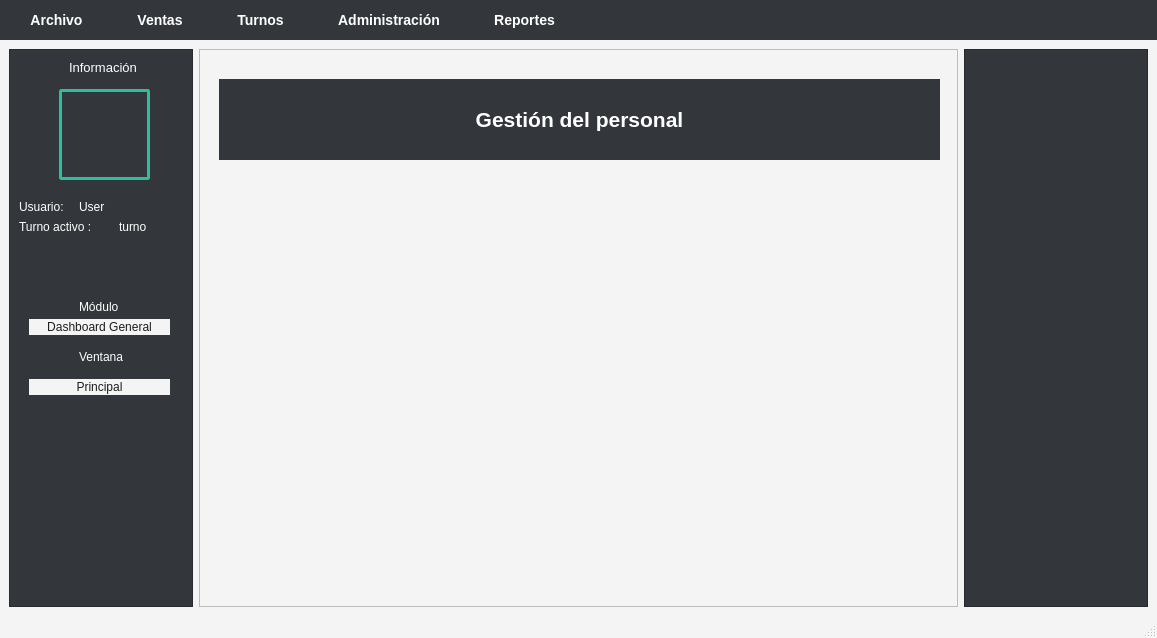
The window that gui/main.ui (JhoelFernandoIM/GRIFO_TUSINO) describes before a commit, drawn with Qt 5.
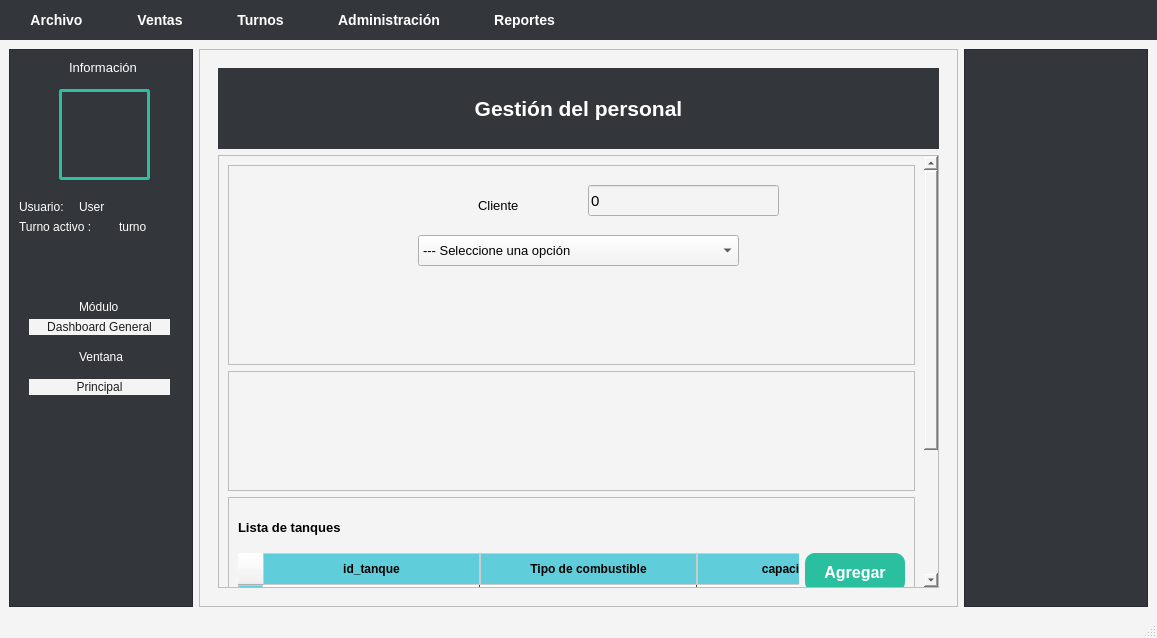
The same window after the commit. The open tabs and pages were chosen to show the change. Icons and pictures are not drawn.

Commit message: agregando modulo infraestructura2

Diff of the .ui file:
```diff
--- a/gui/main.ui
+++ b/gui/main.ui
@@ -1843,44 +1843,411 @@
           </layout>
          </widget>
          <widget class="QWidget" name="personal_widget">
-          <widget class="QLabel" name="label_16">
-           <property name="geometry">
-            <rect>
-             <x>10</x>
-             <y>20</y>
-             <width>721</width>
-             <height>81</height>
-            </rect>
-           </property>
-           <property name="minimumSize">
-            <size>
-             <width>0</width>
-             <height>81</height>
-            </size>
-           </property>
-           <property name="maximumSize">
-            <size>
-             <width>16777215</width>
-             <height>100</height>
-            </size>
-           </property>
-           <property name="font">
-            <font>
-             <pointsize>16</pointsize>
-             <bold>true</bold>
-            </font>
-           </property>
-           <property name="styleSheet">
-            <string notr="true">color: rgb(255, 255, 255);
+          <layout class="QVBoxLayout" name="verticalLayout_5">
+           <item>
+            <widget class="QLabel" name="label_16">
+             <property name="minimumSize">
+              <size>
+               <width>0</width>
+               <height>81</height>
+              </size>
+             </property>
+             <property name="maximumSize">
+              <size>
+               <width>16777215</width>
+               <height>100</height>
+              </size>
+             </property>
+             <property name="font">
+              <font>
+               <pointsize>16</pointsize>
+               <bold>true</bold>
+              </font>
+             </property>
+             <property name="styleSheet">
+              <string notr="true">color: rgb(255, 255, 255);
 background-color: rgb(51, 55, 59);</string>
-           </property>
-           <property name="text">
-            <string>Gestión del personal</string>
-           </property>
-           <property name="alignment">
-            <set>Qt::AlignmentFlag::AlignCenter</set>
-           </property>
-          </widget>
+             </property>
+             <property name="text">
+              <string>Gestión del personal</string>
+             </property>
+             <property name="alignment">
+              <set>Qt::AlignmentFlag::AlignCenter</set>
+             </property>
+            </widget>
+           </item>
+           <item>
+            <widget class="QScrollArea" name="scrollArea_2">
+             <property name="widgetResizable">
+              <bool>true</bool>
+             </property>
+             <widget class="QWidget" name="scrollAreaWidgetContents_2">
+              <property name="geometry">
+               <rect>
+                <x>0</x>
+                <y>0</y>
+                <width>707</width>
+                <height>620</height>
+               </rect>
+              </property>
+              <layout class="QVBoxLayout" name="verticalLayout_6">
+               <item>
+                <widget class="QFrame" name="frame_6">
+                 <property name="minimumSize">
+                  <size>
+                   <width>0</width>
+                   <height>200</height>
+                  </size>
+                 </property>
+                 <property name="frameShape">
+                  <enum>QFrame::Shape::StyledPanel</enum>
+                 </property>
+                 <property name="frameShadow">
+                  <enum>QFrame::Shadow::Raised</enum>
+                 </property>
+                 <widget class="QLabel" name="label_17">
+                  <property name="geometry">
+                   <rect>
+                    <x>250</x>
+                    <y>30</y>
+                    <width>51</width>
+                    <height>21</height>
+                   </rect>
+                  </property>
+                  <property name="font">
+                   <font>
+                    <family>Segoe UI</family>
+                    <pointsize>10</pointsize>
+                    <bold>false</bold>
+                   </font>
+                  </property>
+                  <property name="text">
+                   <string>Cliente</string>
+                  </property>
+                 </widget>
+                 <widget class="QComboBox" name="cmbCliente">
+                  <property name="geometry">
+                   <rect>
+                    <x>190</x>
+                    <y>70</y>
+                    <width>321</width>
+                    <height>31</height>
+                   </rect>
+                  </property>
+                  <property name="font">
+                   <font>
+                    <pointsize>10</pointsize>
+                   </font>
+                  </property>
+                  <property name="maxVisibleItems">
+                   <number>6</number>
+                  </property>
+                  <item>
+                   <property name="text">
+                    <string>--- Seleccione una opción</string>
+                   </property>
+                  </item>
+                  <item>
+                   <property name="text">
+                    <string>Cliente 1</string>
+                   </property>
+                  </item>
+                  <item>
+                   <property name="text">
+                    <string>Cliente 2</string>
+                   </property>
+                  </item>
+                  <item>
+                   <property name="text">
+                    <string>Cliente 3</string>
+                   </property>
+                  </item>
+                  <item>
+                   <property name="text">
+                    <string>Cliente 4</string>
+                   </property>
+                  </item>
+                  <item>
+                   <property name="text">
+                    <string>Cliente 4</string>
+                   </property>
+                  </item>
+                 </widget>
+                 <widget class="QLineEdit" name="txtLitros">
+                  <property name="geometry">
+                   <rect>
+                    <x>360</x>
+                    <y>20</y>
+                    <width>191</width>
+                    <height>31</height>
+                   </rect>
+                  </property>
+                  <property name="font">
+                   <font>
+                    <pointsize>11</pointsize>
+                   </font>
+                  </property>
+                  <property name="text">
+                   <string>0</string>
+                  </property>
+                 </widget>
+                </widget>
+               </item>
+               <item>
+                <widget class="QFrame" name="frame_8">
+                 <property name="minimumSize">
+                  <size>
+                   <width>0</width>
+                   <height>120</height>
+                  </size>
+                 </property>
+                 <property name="frameShape">
+                  <enum>QFrame::Shape::StyledPanel</enum>
+                 </property>
+                 <property name="frameShadow">
+                  <enum>QFrame::Shadow::Raised</enum>
+                 </property>
+                </widget>
+               </item>
+               <item>
+                <widget class="QFrame" name="frameTanque_2">
+                 <property name="minimumSize">
+                  <size>
+                   <width>0</width>
+                   <height>270</height>
+                  </size>
+                 </property>
+                 <property name="styleSheet">
+                  <string notr="true">QFrame#frameTanque {
+    border: 2px solid black;   /* borde verde */
+    border-radius: 10px;         /* esquinas redondeadas */
+	background-color: rgb(110, 220, 163);
+}
+
+</string>
+                 </property>
+                 <property name="frameShape">
+                  <enum>QFrame::Shape::StyledPanel</enum>
+                 </property>
+                 <property name="frameShadow">
+                  <enum>QFrame::Shadow::Raised</enum>
+                 </property>
+                 <layout class="QGridLayout" name="gridLayout_5">
+                  <item row="1" column="0" rowspan="4">
+                   <widget class="QTableWidget" name="tblTanque_2">
+                    <property name="maximumSize">
+                     <size>
+                      <width>900</width>
+                      <height>16777215</height>
+                     </size>
+                    </property>
+                    <property name="styleSheet">
+                     <string notr="true">QTableWidget::item:selected {
+    background-color: rgb(51, 55, 59);  /* el mismo turquesa que en el header */
+    color: white;                         /* texto blanco para contraste */
+}
+QHeaderView::section {
+    background-color: rgb(96, 206, 218); /* fondo turquesa */
+                      /* texto oscuro para buen contraste */
+    font-weight: bold;
+    padding: 6px;
+    border: 1px solid #CCCCCC;
+}
+
+QTableWidget {
+    gridline-color: #444;
+    background-color: #FFFFFF;  /* fondo de la tabla (oscuro) */
+    color: #33373B;             /* texto claro */
+	border-radius: 8px;
+}</string>
+                    </property>
+                    <property name="rowCount">
+                     <number>5</number>
+                    </property>
+                    <attribute name="horizontalHeaderCascadingSectionResizes">
+                     <bool>false</bool>
+                    </attribute>
+                    <attribute name="horizontalHeaderDefaultSectionSize">
+                     <number>217</number>
+                    </attribute>
+                    <row/>
+                    <row/>
+                    <row/>
+                    <row/>
+                    <row/>
+                    <column>
+                     <property name="text">
+                      <string>id_tanque</string>
+                     </property>
+                    </column>
+                    <column>
+                     <property name="text">
+                      <string>Tipo de combustible</string>
+                     </property>
+                    </column>
+                    <column>
+                     <property name="text">
+                      <string>capacidad total</string>
+                     </property>
+                    </column>
+                    <column>
+                     <property name="text">
+                      <string>unidad</string>
+                     </property>
+                    </column>
+                   </widget>
+                  </item>
+                  <item row="1" column="1">
+                   <widget class="QPushButton" name="btnAgregarT_2">
+                    <property name="sizePolicy">
+                     <sizepolicy hsizetype="Fixed" vsizetype="Fixed">
+                      <horstretch>0</horstretch>
+                      <verstretch>0</verstretch>
+                     </sizepolicy>
+                    </property>
+                    <property name="minimumSize">
+                     <size>
+                      <width>100</width>
+                      <height>0</height>
+                     </size>
+                    </property>
+                    <property name="font">
+                     <font>
+                      <pointsize>12</pointsize>
+                      <bold>true</bold>
+                     </font>
+                    </property>
+                    <property name="cursor">
+                     <cursorShape>PointingHandCursor</cursorShape>
+                    </property>
+                    <property name="mouseTracking">
+                     <bool>false</bool>
+                    </property>
+                    <property name="focusPolicy">
+                     <enum>Qt::FocusPolicy::NoFocus</enum>
+                    </property>
+                    <property name="styleSheet">
+                     <string notr="true">QPushButton {
+    background-color: #2ABF9E;
+    color: white;
+    border-radius: 10px;
+    padding: 10px;
+}
+
+QPushButton:pressed {
+ background-color: #239D81;
+}</string>
+                    </property>
+                    <property name="text">
+                     <string>Agregar</string>
+                    </property>
+                   </widget>
+                  </item>
+                  <item row="3" column="1">
+                   <widget class="QPushButton" name="btnEliminarT_2">
+                    <property name="font">
+                     <font>
+                      <pointsize>12</pointsize>
+                      <bold>true</bold>
+                     </font>
+                    </property>
+                    <property name="cursor">
+                     <cursorShape>PointingHandCursor</cursorShape>
+                    </property>
+                    <property name="mouseTracking">
+                     <bool>false</bool>
+                    </property>
+                    <property name="focusPolicy">
+                     <enum>Qt::FocusPolicy::NoFocus</enum>
+                    </property>
+                    <property name="styleSheet">
+                     <string notr="true">QPushButton {
+    background-color: #DB0000;   /* naranja normal */
+    color: white;
+    border-radius: 10px;
+    padding: 10px;
+}
+QPushButton:pressed {
+    background-color: #D4881C;   /* naranja más oscuro al presionar */
+}
+</string>
+                    </property>
+                    <property name="text">
+                     <string>Eliminar</string>
+                    </property>
+                   </widget>
+                  </item>
+                  <item row="2" column="1">
+                   <widget class="QPushButton" name="btnEditarT_2">
+                    <property name="font">
+                     <font>
+                      <pointsize>12</pointsize>
+                      <bold>true</bold>
+                     </font>
+                    </property>
+                    <property name="cursor">
+                     <cursorShape>PointingHandCursor</cursorShape>
+                    </property>
+                    <property name="mouseTracking">
+                     <bool>false</bool>
+                    </property>
+                    <property name="focusPolicy">
+                     <enum>Qt::FocusPolicy::NoFocus</enum>
+                    </property>
+                    <property name="styleSheet">
+                     <string notr="true">QPushButton {
+    background-color: #FFba6a;   /* naranja normal */
+    color: white;
+    border-radius: 10px;
+    padding: 10px;
+}
+QPushButton:pressed {
+    background-color: #D4881C;   /* naranja más oscuro al presionar */
+}
+</string>
+                    </property>
+                    <property name="text">
+                     <string>Editar</string>
+                    </property>
+                   </widget>
+                  </item>
+                  <item row="0" column="0">
+                   <widget class="QLabel" name="lblEstadoTurno_6">
+                    <property name="minimumSize">
+                     <size>
+                      <width>40</width>
+                      <height>40</height>
+                     </size>
+                    </property>
+                    <property name="maximumSize">
+                     <size>
+                      <width>16777215</width>
+                      <height>40</height>
+                     </size>
+                    </property>
+                    <property name="font">
+                     <font>
+                      <pointsize>10</pointsize>
+                      <bold>true</bold>
+                     </font>
+                    </property>
+                    <property name="styleSheet">
+                     <string notr="true">color: rgb(2, 2, 2);
+background-color: transparent; /* no afectar el fondo interno */</string>
+                    </property>
+                    <property name="text">
+                     <string>Lista de tanques</string>
+                    </property>
+                   </widget>
+                  </item>
+                 </layout>
+                </widget>
+               </item>
+              </layout>
+             </widget>
+            </widget>
+           </item>
+          </layout>
          </widget>
         </widget>
        </item>
```
Left out of the diff: 2 changed lines with no effect on the pictures.
